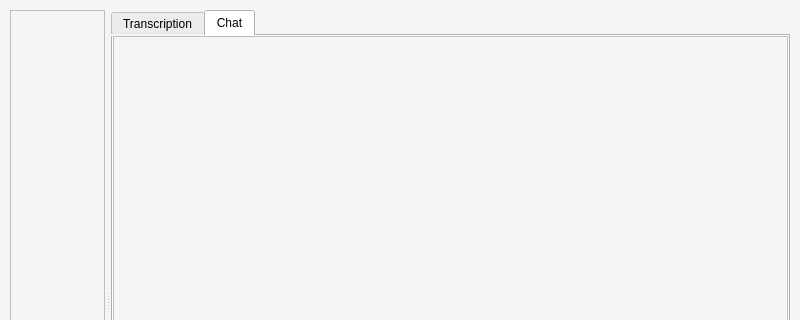
Old version of the form ui/mainwindow.ui in the repository z-huang/Tickscribe; both pictures show x 0 to 800 and y 0 to 320 of the 800 by 600 pixel window.
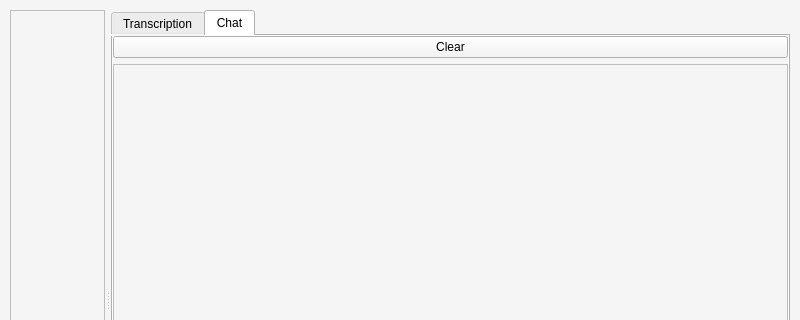
New version of the form. The open tabs and pages were chosen to show the change.

Commit message: feat: clear chat button

```diff
--- a/ui/mainwindow.ui
+++ b/ui/mainwindow.ui
@@ -335,6 +335,13 @@
                                 <property name="bottomMargin">
                                     <number>0</number>
                                 </property>
+                                <item>
+                                    <widget class="QPushButton" name="clearChatButton">
+                                        <property name="text">
+                                            <string>Clear</string>
+                                        </property>
+                                    </widget>
+                                </item>
                                 <item>
                                     <widget class="QListWidget" name="llmChatList">
                                         <property name="font">
```
Left out of the diff: 11 changed lines with no effect on the pictures. The commit also changes 1 other file.
